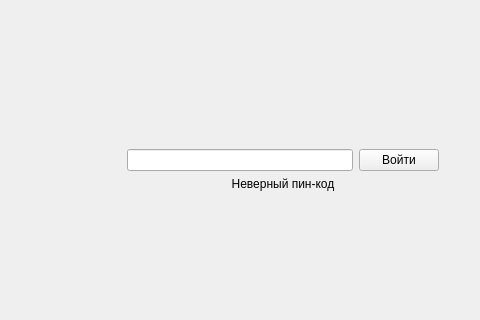
SerdukovaPolina/211_331_Serdukova, file mainwindow.ui: the form before one commit; both pictures show x 117 to 597 and y 141 to 461 of the 800 by 622 pixel window.
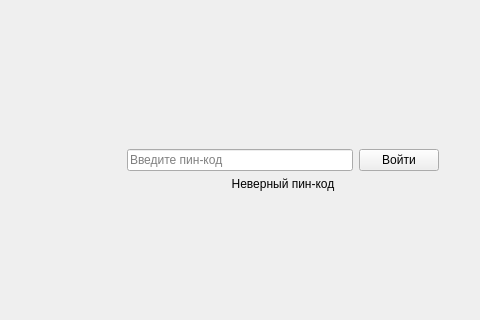
The form after the commit. The open tabs and pages were chosen to show the change.

What changed in the file:
```diff
--- a/mainwindow.ui
+++ b/mainwindow.ui
@@ -146,7 +146,17 @@
            </spacer>
           </item>
           <item>
-           <widget class="QLineEdit" name="pin"/>
+           <widget class="QLineEdit" name="pin">
+            <property name="text">
+             <string/>
+            </property>
+            <property name="echoMode">
+             <enum>QLineEdit::EchoMode::Password</enum>
+            </property>
+            <property name="placeholderText">
+             <string>Введите пин-код</string>
+            </property>
+           </widget>
           </item>
           <item>
            <widget class="QPushButton" name="check_pin">
```
Left out of the diff: 8 changed lines with no effect on the pictures.
